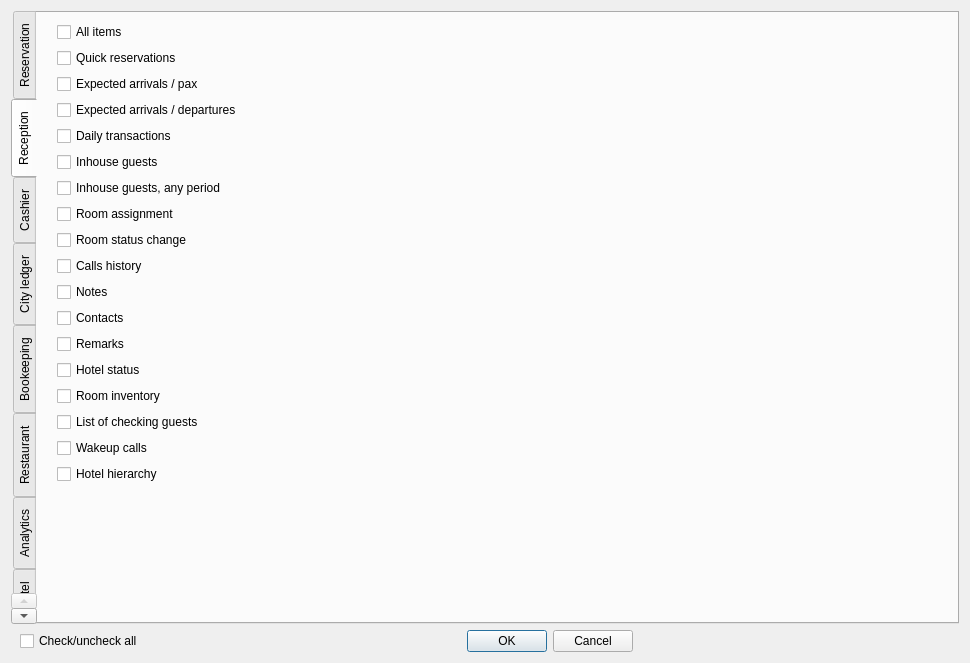
Before: the Qt Designer form Resort/dlguserrights.ui in End1-1/Resort, drawn with Qt 5.
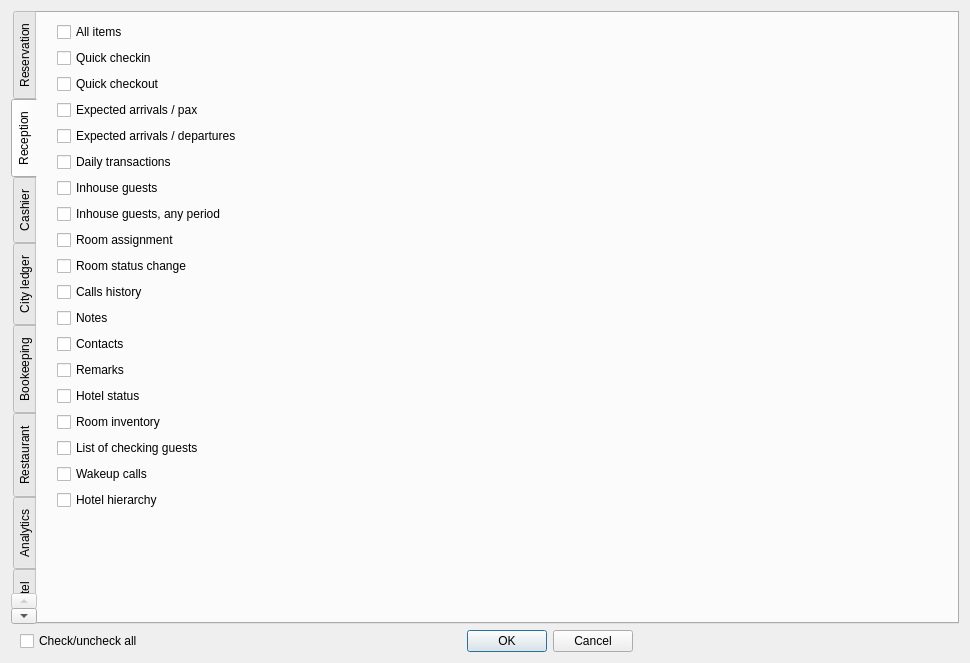
After: the same form once the commit is applied. The open tabs and pages were chosen to show the change. Custom widgets are drawn as their Qt base class.

What changed in the file:
```diff
--- a/Resort/dlguserrights.ui
+++ b/Resort/dlguserrights.ui
@@ -274,13 +274,23 @@
        <item>
         <widget class="EQCheckBox" name="chQuickReservations">
          <property name="text">
-          <string>Quick reservations </string>
+          <string>Quick checkin </string>
          </property>
          <property name="Tag" stdset="0">
           <number>132</number>
          </property>
         </widget>
        </item>
+       <item>
+        <widget class="EQCheckBox" name="chQuickCheckout">
+         <property name="text">
+          <string>Quick checkout</string>
+         </property>
+         <property name="Tag" stdset="0">
+          <number>133</number>
+         </property>
+        </widget>
+       </item>
        <item>
         <widget class="EQCheckBox" name="chExpectedArrivalsPax">
          <property name="text">
```
